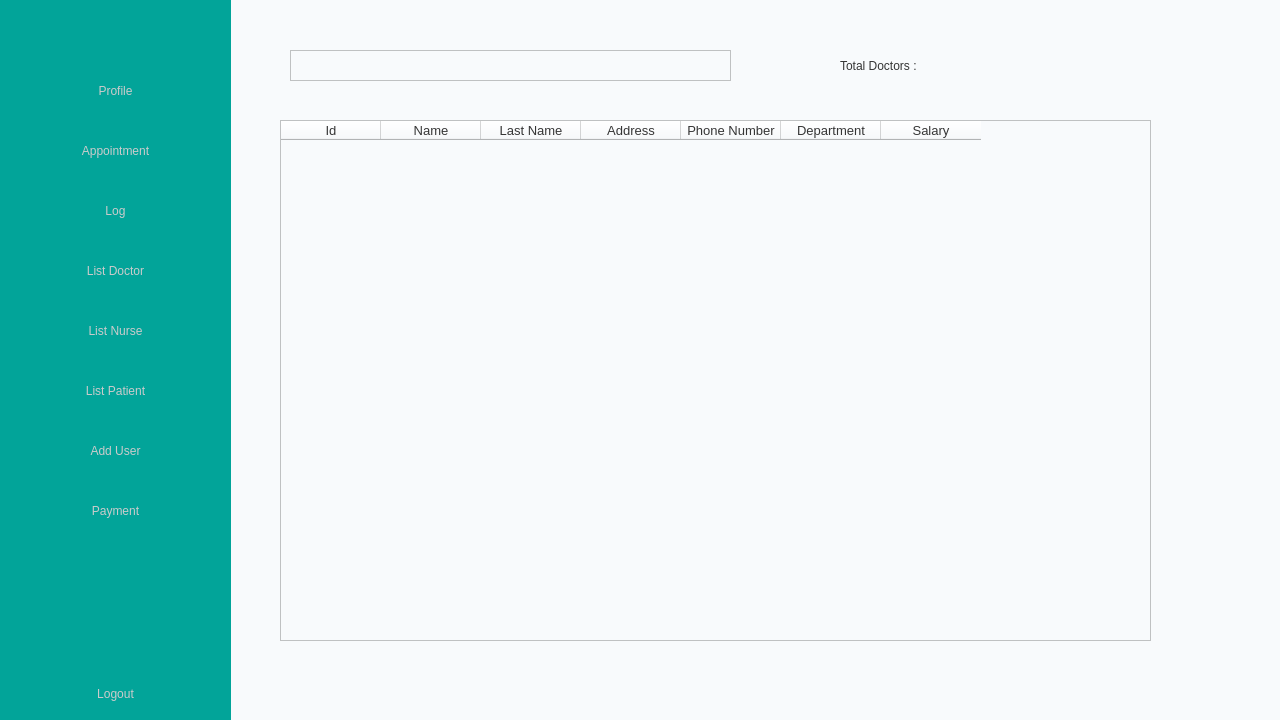
The window that src/gui/ui/MainWindowAdmin.ui (RoronoaZoro321/Healthcare-Management-System) describes before a commit, drawn with Qt 5.
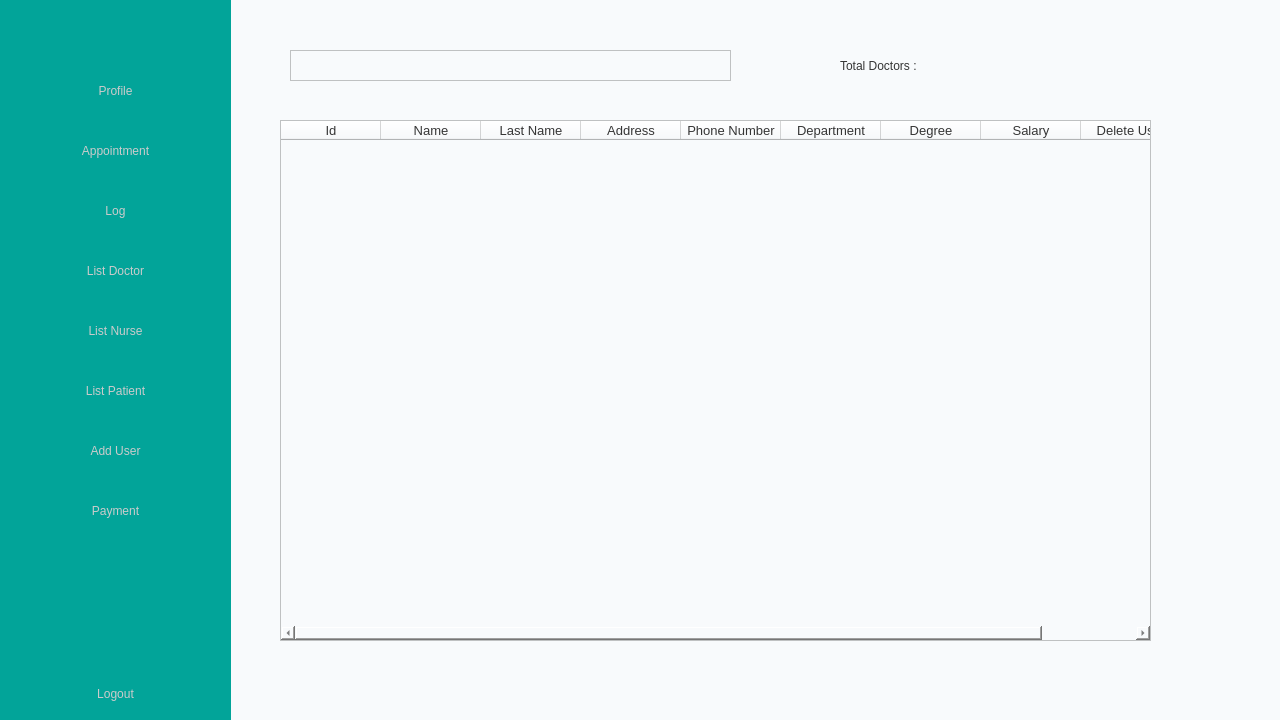
The same window after the commit. The open tabs and pages were chosen to show the change. Icons and pictures are not drawn.

Commit message: admit able to add user and view list of doctor

Diff of the .ui file:
```diff
--- a/src/gui/ui/MainWindowAdmin.ui
+++ b/src/gui/ui/MainWindowAdmin.ui
@@ -170,11 +170,21 @@
             <string>Department</string>
            </property>
           </column>
+          <column>
+           <property name="text">
+            <string>Degree</string>
+           </property>
+          </column>
           <column>
            <property name="text">
             <string>Salary</string>
            </property>
           </column>
+          <column>
+           <property name="text">
+            <string>Delete User</string>
+           </property>
+          </column>
          </widget>
          <widget class="QTextEdit" name="textEdit">
           <property name="geometry">
```
Left out of the diff: 2 changed lines with no effect on the pictures. The commit also changes 4 other files.
